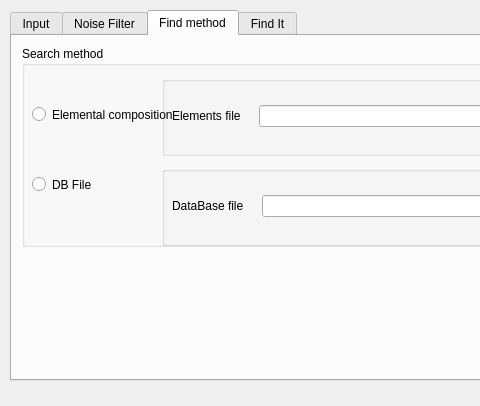
Qt form MassCircus_GUI_6.ui (danielefil/MCircus_GUI) before a commit; both pictures show x 0 to 480 and y 0 to 406 of the 852 by 406 pixel window.
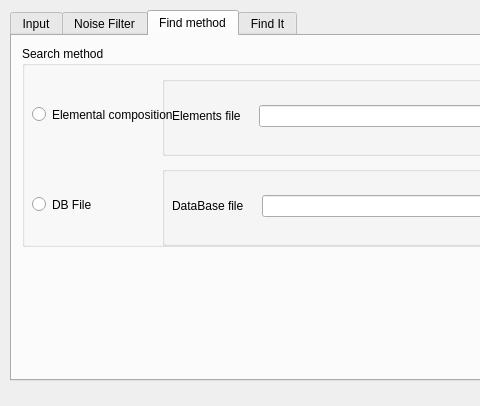
The same form after that commit. The open tabs and pages were chosen to show the change.

Diff of the .ui file:
```diff
--- a/MassCircus_GUI_6.ui
+++ b/MassCircus_GUI_6.ui
@@ -309,7 +309,7 @@
        <property name="geometry">
         <rect>
          <x>10</x>
-         <y>130</y>
+         <y>150</y>
          <width>141</width>
          <height>17</height>
         </rect>
```
Left out of the diff: 8 changed lines with no effect on the pictures.
